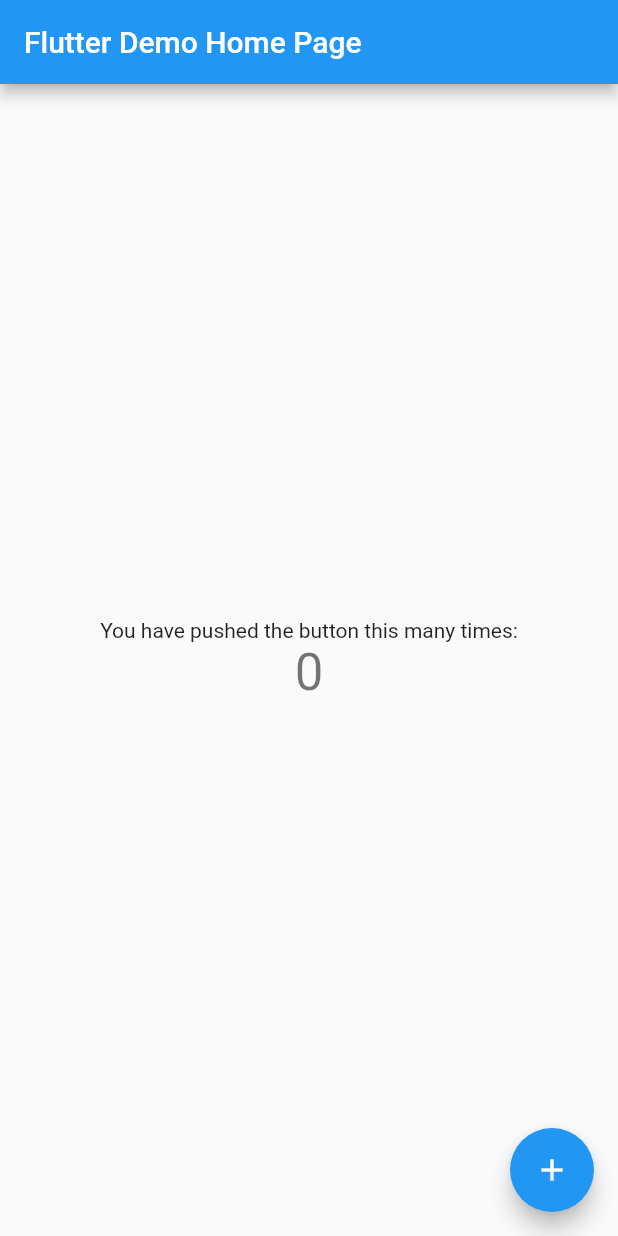
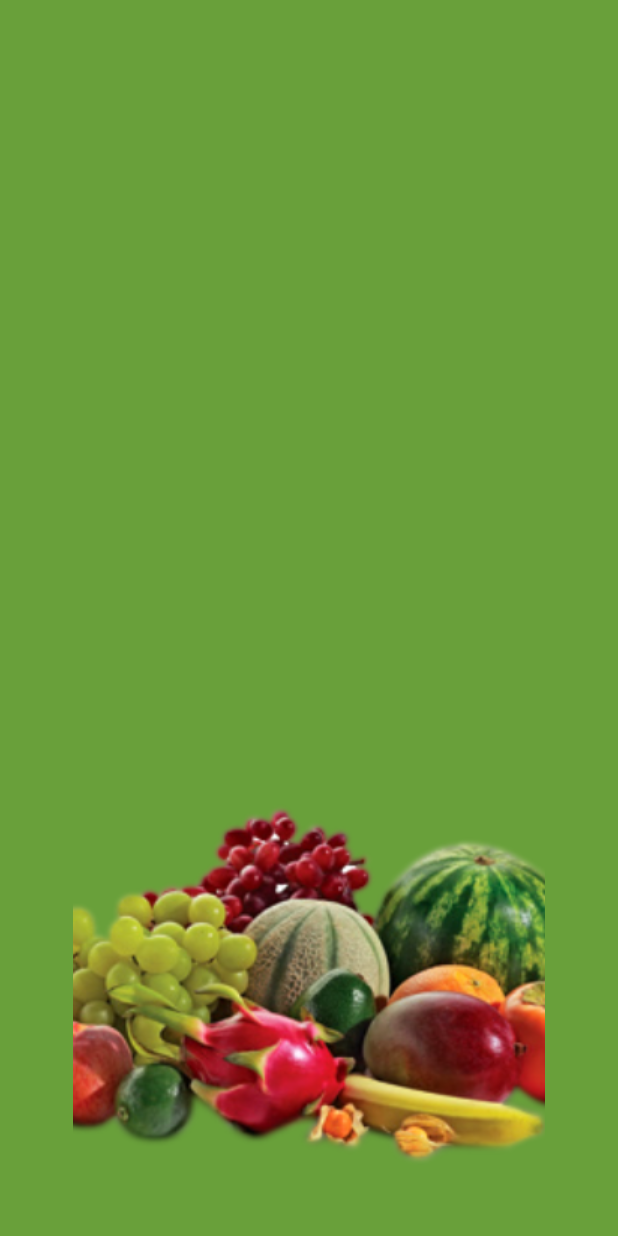
Before and after one commit to prasanjitha/Grocerade, a Flutter app: the first screen one second after launch, on a phone screen of 412 x 824 dp. Run offline on Flutter 3.47's test engine with Material 2 defaults, Android fonts, the phone set to English and light mode, and no system bars.

Commit message:
implement splash screen skip screens and authentication screens

```diff
--- a/lib/main.dart
+++ b/lib/main.dart
@@ -1,4 +1,6 @@
 import 'package:flutter/material.dart';
+
+import 'screens/splash_screen.dart';
 
 void main() {
   runApp(const MyApp());
@@ -11,105 +13,10 @@
   @override
   Widget build(BuildContext context) {
     return MaterialApp(
-      title: 'Flutter Demo',
       theme: ThemeData(
-        // This is the theme of your application.
-        //
-        // Try running your application with "flutter run". You'll see the
-        // application has a blue toolbar. Then, without quitting the app, try
-        // changing the primarySwatch below to Colors.green and then invoke
-        // "hot reload" (press "r" in the console where you ran "flutter run",
-        // or simply save your changes to "hot reload" in a Flutter IDE).
-        // Notice that the counter didn't reset back to zero; the application
-        // is not restarted.
         primarySwatch: Colors.blue,
       ),
-      home: const MyHomePage(title: 'Flutter Demo Home Page'),
+      home: SplashScreen(),
     );
   }
 }
-
-class MyHomePage extends StatefulWidget {
-  const MyHomePage({Key? key, required this.title}) : super(key: key);
-
-  // This widget is the home page of your application. It is stateful, meaning
-  // that it has a State object (defined below) that contains fields that affect
-  // how it looks.
-
-  // This class is the configuration for the state. It holds the values (in this
-  // case the title) provided by the parent (in this case the App widget) and
-  // used by the build method of the State. Fields in a Widget subclass are
-  // always marked "final".
-
-  final String title;
-
-  @override
-  State<MyHomePage> createState() => _MyHomePageState();
-}
-
-class _MyHomePageState extends State<MyHomePage> {
-  int _counter = 0;
-
-  void _incrementCounter() {
-    setState(() {
-      // This call to setState tells the Flutter framework that something has
-      // changed in this State, which causes it to rerun the build method below
-      // so that the display can reflect the updated values. If we changed
-      // _counter without calling setState(), then the build method would not be
-      // called again, and so nothing would appear to happen.
-      _counter++;
-    });
-  }
-
-  @override
-  Widget build(BuildContext context) {
-    // This method is rerun every time setState is called, for instance as done
-    // by the _incrementCounter method above.
-    //
-    // The Flutter framework has been optimized to make rerunning build methods
-    // fast, so that you can just rebuild anything that needs updating rather
-    // than having to individually change instances of widgets.
-    return Scaffold(
-      appBar: AppBar(
-        // Here we take the value from the MyHomePage object that was created by
-        // the App.build method, and use it to set our appbar title.
-        title: Text(widget.title),
-      ),
-      body: Center(
-        // Center is a layout widget. It takes a single child and positions it
-        // in the middle of the parent.
-        child: Column(
-          // Column is also a layout widget. It takes a list of children and
-          // arranges them vertically. By default, it sizes itself to fit its
-          // children horizontally, and tries to be as tall as its parent.
-          //
-          // Invoke "debug painting" (press "p" in the console, choose the
-          // "Toggle Debug Paint" action from the Flutter Inspector in Android
-          // Studio, or the "Toggle Debug Paint" command in Visual Studio Code)
-          // to see the wireframe for each widget.
-          //
-          // Column has various properties to control how it sizes itself and
-          // how it positions its children. Here we use mainAxisAlignment to
-          // center the children vertically; the main axis here is the vertical
-          // axis because Columns are vertical (the cross axis would be
-          // horizontal).
-          mainAxisAlignment: MainAxisAlignment.center,
-          children: <Widget>[
-            const Text(
-              'You have pushed the button this many times:',
-            ),
-            Text(
-              '$_counter',
-              style: Theme.of(context).textTheme.headline4,
-            ),
-          ],
-        ),
-      ),
-      floatingActionButton: FloatingActionButton(
-        onPressed: _incrementCounter,
-        tooltip: 'Increment',
-        child: const Icon(Icons.add),
-      ), // This trailing comma makes auto-formatting nicer for build methods.
-    );
-  }
-}
--- /dev/null
+++ b/lib/screens/splash_screen.dart
@@ -0,0 +1,48 @@
+// ignore_for_file: prefer_const_constructors, use_key_in_widget_constructors
+
+import 'dart:async';
+
+import 'package:flutter/material.dart';
+
+import 'skip_screen.dart';
+
+class SplashScreen extends StatefulWidget {
+  @override
+  _SplashScreenState createState() => _SplashScreenState();
+}
+
+class _SplashScreenState extends State<SplashScreen> {
+  @override
+  void initState() {
+    // TODO: implement initState
+    super.initState();
+    Timer(Duration(seconds: 3), () {
+      Navigator.of(context)
+          .pushReplacement(MaterialPageRoute(builder: (_) => SkipOneScreen()));
+    });
+  }
+
+  @override
+  Widget build(BuildContext context) {
+    return Scaffold(
+      backgroundColor: Color(0xFF69A03A),
+      body: Center(
+        child: Column(
+          mainAxisAlignment: MainAxisAlignment.end,
+
+          children: [
+            // logo here
+            Image.asset(
+              'assets/images/mix_fruit_png_11.png',
+              height: 411,
+              width: 315,
+              fit: BoxFit.cover,
+            ),
+          ],
+        ),
+      ),
+    );
+  }
+
+
+}
--- a/pubspec.yaml
+++ b/pubspec.yaml
@@ -58,8 +58,8 @@
   uses-material-design: true
 
   # To add assets to your application, add an assets section, like this:
-  # assets:
-  #   - images/a_dot_burr.jpeg
+  assets:
+  - assets/images/
   #   - images/a_dot_ham.jpeg
 
   # An image asset can refer to one or more resolution-specific "variants", see
```
Also changed, not shown: lib/screens/authentication_screen.dart (added, +102 -0 lines), lib/screens/skip_screen.dart (added, +281 -0 lines), assets/images/facebook_6.png (added), assets/images/group2800.png (added), assets/images/group2801.png (added), assets/images/group2802.png (added), assets/images/group2804.png (added), assets/images/group2805.png (added), assets/images/group2806.png (added), assets/images/homeindicator.png (added), assets/images/mix_fruit_png_11.png (added), assets/images/ngItem_2746375.png (added), assets/images/search_7.png (added).
